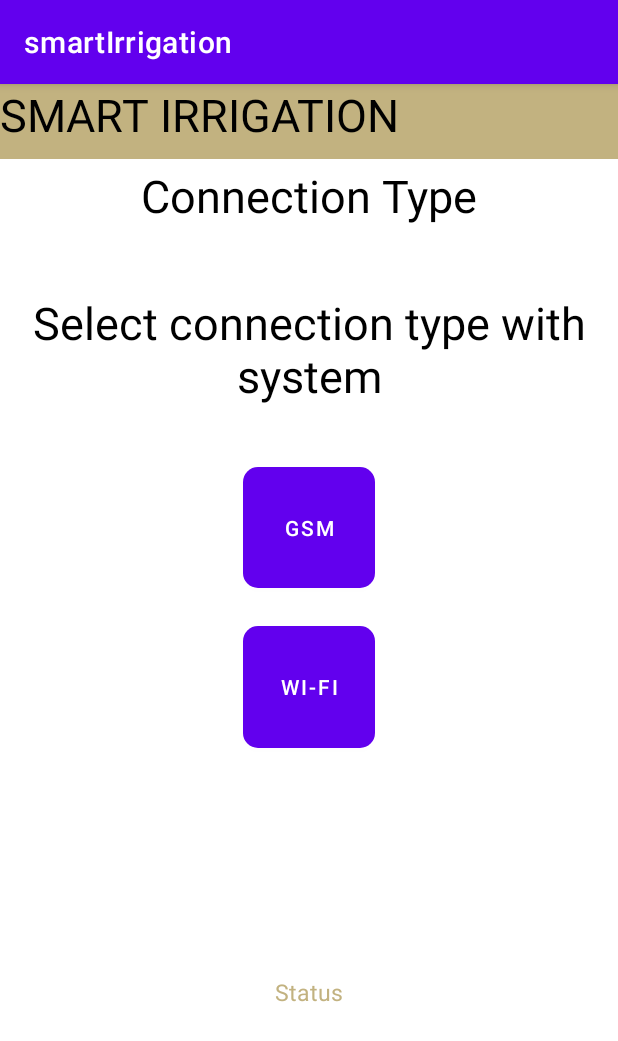
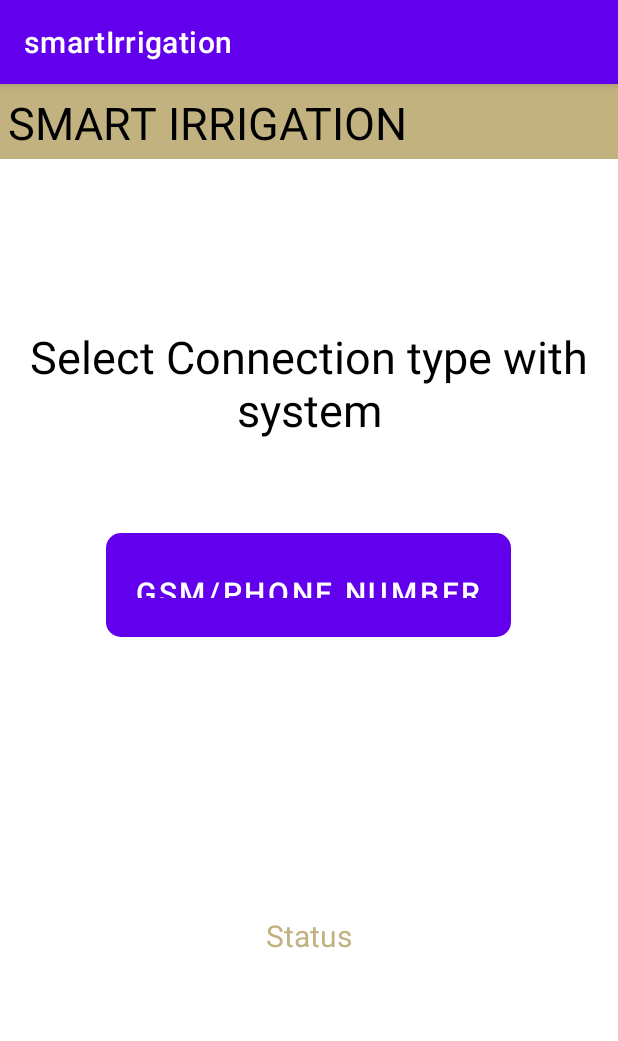
Before and after one commit to leledevelopers2020/smartirrigation, an Android app: the Screen_1 screen opened directly, with no data from a screen before it, on a phone screen of 412 x 824 dp. Shown: the top 1041 px of the screen. Run offline under Robolectric (Android 15) with nearby library versions, the phone set to English and light mode, and no system bars.

Commit message:
First screen

```diff
--- a/app/src/main/res/drawable/button_colours.xml
+++ b/app/src/main/res/drawable/button_colours.xml
@@ -1,6 +1,6 @@
 <?xml version="1.0" encoding="utf-8"?>
 <shape android:shape="rectangle" xmlns:android="http://schemas.android.com/apk/res/android">
-<solid android:color="@color/lawngreen"/>
+<solid  />
     <gradient android:startColor="@color/skyblue"
         android:endColor="@color/lawngreen"
          />
--- a/app/src/main/res/layout/activity_screen1.xml
+++ b/app/src/main/res/layout/activity_screen1.xml
@@ -5,7 +5,8 @@
     xmlns:tools="http://schemas.android.com/tools"
     android:layout_width="match_parent"
     android:layout_height="match_parent"
-    tools:context=".MainActivity">
+    tools:context=".registration.Screen_1">
+
 
     <include
         android:id="@+id/include"
@@ -17,54 +18,30 @@
         android:layout_height="match_parent"
         android:orientation="vertical"
         app:layout_constraintTop_toBottomOf="@+id/include"
-        android:layout_marginTop="50dp">
+        android:layout_marginTop="100dp">
 
         <TextView
             android:layout_width="match_parent"
-            android:layout_height="wrap_content"
-            android:layout_weight="0.01"
+            android:layout_height="0dp"
+            android:layout_weight="0.2"
             android:gravity="center"
-            android:text="Connection Type"
+            android:text="Select Connection type with system"
             android:textAlignment="center"
             android:textColor="@color/black"
             android:textSize="30dp" />
 
-        <TextView
-            android:id="@+id/screen_1_textview_1"
-            android:layout_width="match_parent"
-            android:layout_height="wrap_content"
-            android:layout_weight="0.1"
-            android:gravity="center"
-            android:text="Select connection type with system"
-            android:textAlignment="center"
-            android:textColor="@color/black"
-            android:textSize="30dp"/>
-
         <Button
-            android:id="@+id/screen_1_button_1"
             android:layout_width="wrap_content"
             android:layout_height="0dp"
             android:layout_gravity="center"
-            android:layout_weight="0.1"
+            android:layout_weight="0.07"
             android:background="@drawable/button_colours"
             android:gravity="center"
             android:padding="20dp"
-            android:text="GSM"
-            android:layout_marginBottom="25dp"/>
-
-        <Button
-            android:id="@+id/screen_1_button_2"
-            android:layout_width="wrap_content"
-            android:layout_height="0dp"
-            android:layout_gravity="center"
-            android:layout_weight="0.1"
-            android:background="@drawable/button_colours"
-            android:gravity="center"
-            android:padding="20dp"
-            android:text="Wi-Fi" />
+            android:textSize="20dp"
+            android:text="GSM/Phone Number" />
 
         <TextView
-            android:id="@+id/screen_1_status"
             android:layout_width="wrap_content"
             android:layout_height="0dp"
             android:layout_gravity="center"
@@ -73,7 +50,7 @@
             android:hint="Status"
             android:textColor="@color/sandcolor"
             android:textColorHint="@color/sandcolor"
-            android:textSize="15dp" />
+            android:textSize="20dp" />
     </LinearLayout>
 
 </androidx.constraintlayout.widget.ConstraintLayout>
--- a/app/src/main/res/layout/toolbar.xml
+++ b/app/src/main/res/layout/toolbar.xml
@@ -7,14 +7,15 @@
         android:layout_width="match_parent"
         android:layout_height="match_parent"
         android:background="@color/sandcolor">
+
         <TextView
             android:layout_width="wrap_content"
             android:layout_height="wrap_content"
+            android:padding="5dp"
             android:text="Smart Irrigation"
+            android:textAllCaps="true"
             android:textColor="@color/black"
-            android:textAllCaps="true"
-            android:textSize="30dp"
-            android:gravity="center_vertical"/>
+            android:textSize="30dp" />
     </RelativeLayout>
 
 </RelativeLayout>
```
Also changed, not shown: app/src/main/res/layout/activity_main.xml (+50 -14 lines), app/src/main/res/layout/activity_screen21.xml (+9 -7 lines), app/src/main/res/layout/activity_screen31.xml (+8 -6 lines).
